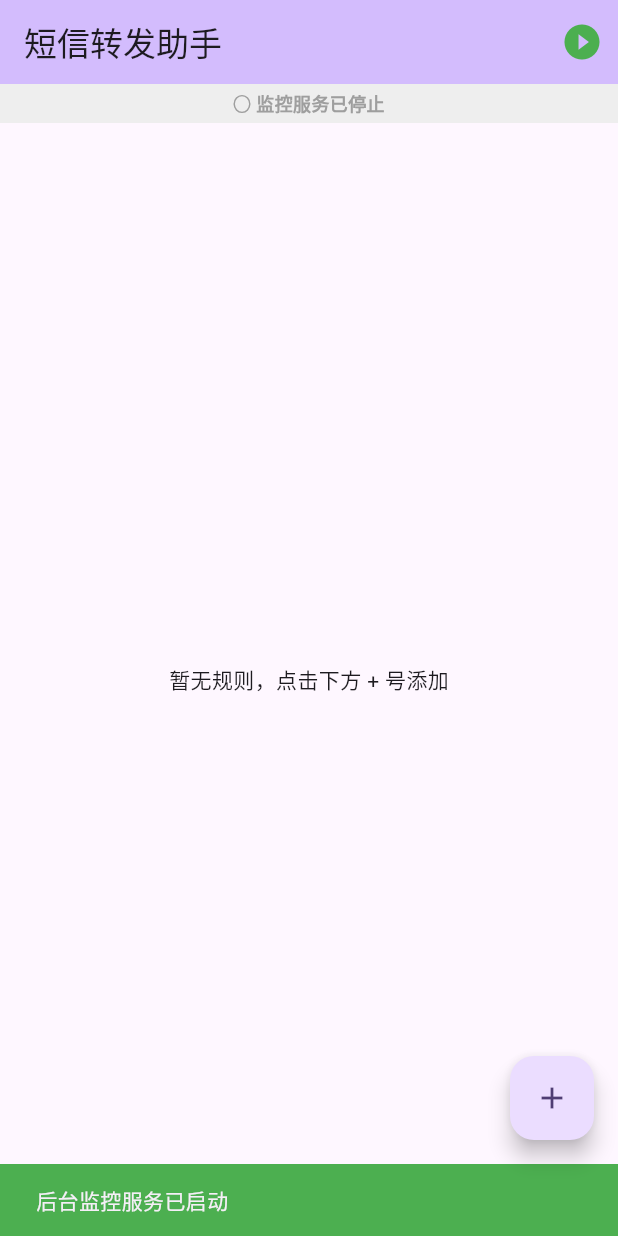
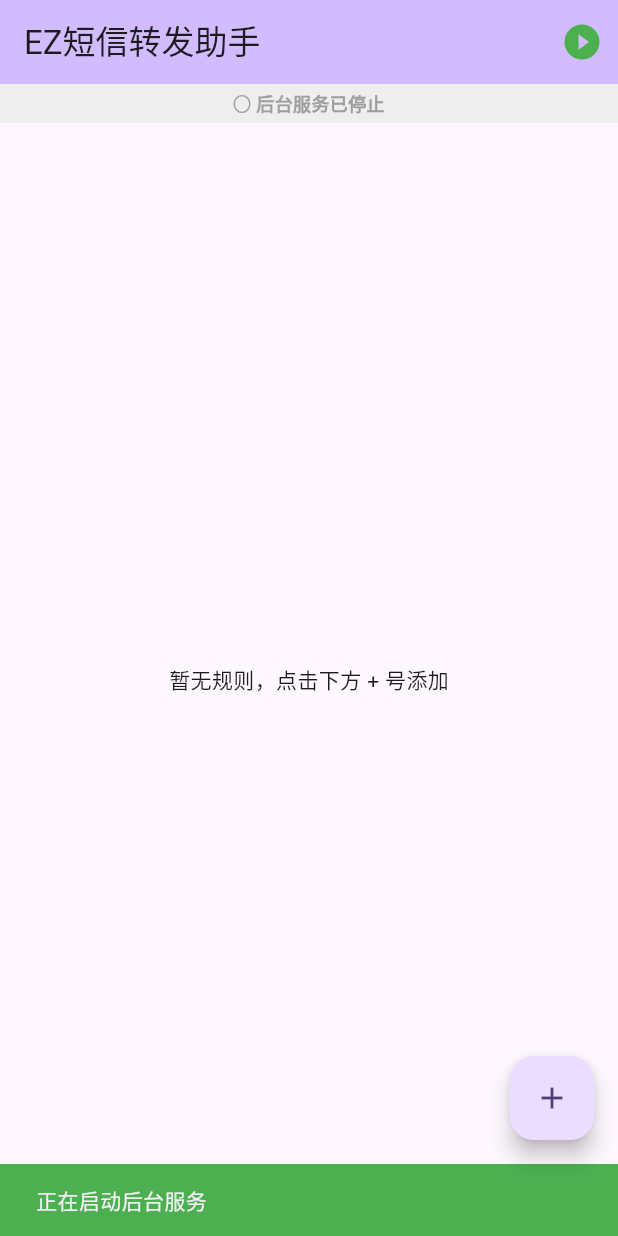
Before and after one commit to eason-zhou-233/EZ-SMS-Forwarder, a Flutter app: the screen it shows after launch, after a tap on the "play circle filled" icon, on a phone screen of 412 x 824 dp. Run offline on Flutter 3.47's test engine with Material 3 defaults, Android fonts, the phone set to English and light mode, and no system bars; our stand-ins replace flutter_local_notifications, permission_handler, shared_preferences; missing offline and left inert: another_telephony, flutter_background_service.

Commit message:
v1.2.2 优化文字显示

```diff
--- a/lib/main.dart
+++ b/lib/main.dart
@@ -111,8 +111,8 @@ Future<void> initializeService() async {
       autoStart: true,
       isForegroundMode: true,
       notificationChannelId: 'forward_service_channel',
-      initialNotificationTitle: '短信转发助手',
-      initialNotificationContent: '监控运行中...',
+      initialNotificationTitle: 'EZ短信转发助手',
+      initialNotificationContent: '服务启动中...',
       foregroundServiceNotificationId: 888,
       foregroundServiceTypes: [
         AndroidForegroundType.specialUse,
@@ -154,7 +154,7 @@ void onStart(ServiceInstance service) async {
     if (service is AndroidServiceInstance) {
       if (await service.isForegroundService()) {
         service.setForegroundNotificationInfo(
-          title: "短信转发助手",
+          title: "EZ短信转发助手",
           content: "正在后台运行...",
         );
       }
@@ -540,9 +540,10 @@ class _HomeScreenState extends State<HomeScreen> with WidgetsBindingObserver {
         service.invoke("stopService");
         if (mounted) {
           ScaffoldMessenger.of(context).showSnackBar(
-            const SnackBar(
-              content: Text("后台监控服务已停止"),
+            SnackBar(
+              content: const Text("正在停止后台服务"),
               backgroundColor: Colors.redAccent,
+              duration: const Duration(seconds: 1),
             ),
           );
         }
@@ -550,9 +551,10 @@ class _HomeScreenState extends State<HomeScreen> with WidgetsBindingObserver {
         await service.startService();
         if (mounted) {
           ScaffoldMessenger.of(context).showSnackBar(
-            const SnackBar(
-              content: Text("后台监控服务已启动"),
+            SnackBar(
+              content: const Text("正在启动后台服务"),
               backgroundColor: Colors.green,
+              duration: const Duration(seconds: 1),
             ),
           );
         }
@@ -809,7 +811,7 @@ class _HomeScreenState extends State<HomeScreen> with WidgetsBindingObserver {
   Widget build(BuildContext context) {
     return Scaffold(
       appBar: AppBar(
-        title: const Text('短信转发助手'),
+        title: const Text('EZ短信转发助手'),
         backgroundColor: Theme.of(context).colorScheme.inversePrimary,
         actions: [
           IconButton(
@@ -903,7 +905,7 @@ class _HomeScreenState extends State<HomeScreen> with WidgetsBindingObserver {
                 : Colors.grey.shade200,
             padding: const EdgeInsets.symmetric(vertical: 4),
             child: Text(
-              _isServiceRunning ? "● 监控服务运行中" : "○ 监控服务已停止",
+              _isServiceRunning ? "● 后台服务运行中" : "○ 后台服务已停止",
               textAlign: TextAlign.center,
               style: TextStyle(
                 color: _isServiceRunning ? Colors.green : Colors.grey,
```
